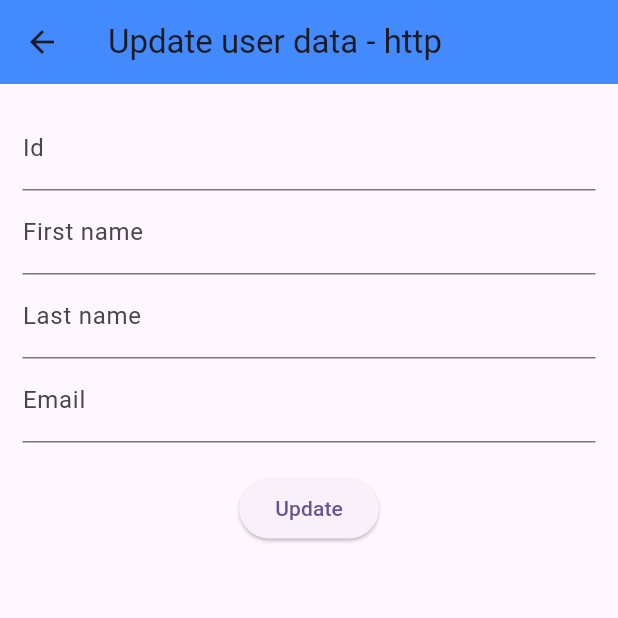
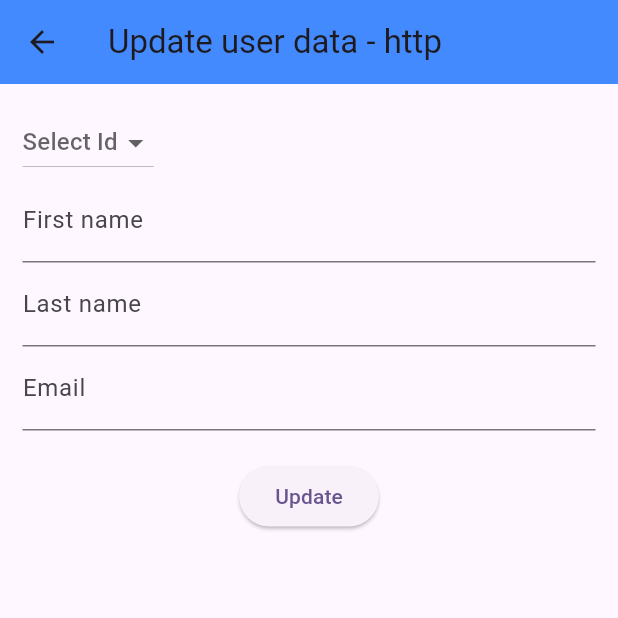
Before and after one commit to koptodev012/API-Handling-Project-http-dio-, a Flutter app: the UpdateDataHttp screen opened directly, on a phone screen of 412 x 824 dp, the top half of it. Run offline on Flutter 3.47's test engine with Material 3 defaults, Android fonts, the phone set to English and light mode, and no system bars; our stand-ins replace dio; network calls fail.

Commit message:
modify code in update and delete screen

```diff
--- a/lib/dashboard.dart
+++ b/lib/dashboard.dart
@@ -7,7 +7,7 @@ import 'package:api_integration_flutter/view/using%20htttp/deleteData_http_scree
 import 'package:api_integration_flutter/view/using%20htttp/fetchingData_http_screen.dart';
 import 'package:api_integration_flutter/view/using%20htttp/updateData_http_screen.dart';
 import 'package:flutter/material.dart';
-import 'package:flutter/widgets.dart';
+
 
 class Dashboard extends StatefulWidget {
   const Dashboard({super.key});
--- a/lib/view/using htttp/updateData_http_screen.dart
+++ b/lib/view/using htttp/updateData_http_screen.dart
@@ -1,3 +1,5 @@
+import 'dart:convert';
+
 import 'package:flutter/material.dart';
 import 'package:http/http.dart' as http;
 import 'package:http/http.dart';
@@ -17,10 +19,12 @@ class _UpdateDataHttpState extends State<UpdateDataHttp> {
   TextEditingController idController = TextEditingController();
   TextEditingController emailController = TextEditingController();
 
+  var _number_tickets_total;
+
   void UpdateData() async {
     try {
       Response response = await http.put(
-        Uri.parse("https://reqres.in/api/users/${idController.text}"),
+        Uri.parse("https://reqres.in/api/users/$_number_tickets_total"),
         body: {
           "email": emailController.text,
           "first_name": firstnameController.text,
@@ -29,14 +33,15 @@ class _UpdateDataHttpState extends State<UpdateDataHttp> {
       );
 
       if (response.statusCode == 200) {
+        var data = jsonDecode(response.body);
         final snackBar = SnackBar(
-          content: const Text('Update!'),
+          content: Text("Updated at - ${data['updatedAt']}"),
           action: SnackBarAction(
             label: '',
             onPressed: () {},
           ),
         );
-        // ScaffoldMessenger.of(context).showSnackBar(snackBar);
+        ScaffoldMessenger.of(context).showSnackBar(snackBar);
 
         idController.text = "";
         emailController.text = "";
@@ -51,7 +56,7 @@ class _UpdateDataHttpState extends State<UpdateDataHttp> {
           onPressed: () {},
         ),
       );
-      // ScaffoldMessenger.of(context).showSnackBar(snackBar);
+      ScaffoldMessenger.of(context).showSnackBar(snackBar);
     }
   }
 
@@ -68,6 +73,7 @@ class _UpdateDataHttpState extends State<UpdateDataHttp> {
   // =================================================
   @override
   Widget build(BuildContext context) {
+    print(_number_tickets_total);
     return Scaffold(
       appBar: AppBar(
         title: Text("Update user data - http"),
@@ -76,14 +82,29 @@ class _UpdateDataHttpState extends State<UpdateDataHttp> {
       body: Padding(
         padding: const EdgeInsets.all(15.0),
         child: Column(
+          crossAxisAlignment: CrossAxisAlignment.start,
           children: [
-            TextFormField(
-              controller: idController,
-              decoration: const InputDecoration(
-                border: UnderlineInputBorder(),
-                labelText: 'Id',
-              ),
-            ),
+            // TextFormField(
+            //   controller: idController,
+            //   decoration: const InputDecoration(
+            //     border: UnderlineInputBorder(),
+            //     labelText: 'Id',
+            //   ),
+            // ),
+            DropdownButton<int>(
+                hint: Text("Select Id"),
+                value: _number_tickets_total,
+                items: <int>[1, 2, 3, 4, 5, 6, 7, 8, 9, 10].map((int value) {
+                  return new DropdownMenuItem<int>(
+                    value: value,
+                    child: new Text(value.toString()),
+                  );
+                }).toList(),
+                onChanged: (val) {
+                  setState(() {
+                    _number_tickets_total = val!;
+                  });
+                }),
             TextFormField(
               controller: firstnameController,
               decoration: const InputDecoration(
@@ -108,11 +129,16 @@ class _UpdateDataHttpState extends State<UpdateDataHttp> {
             SizedBox(
               height: 20,
             ),
-            ElevatedButton(
-                onPressed: () {
-                  UpdateData();
-                },
-                child: Text("Update"))
+            Row(
+              mainAxisAlignment: MainAxisAlignment.center,
+              children: [
+                ElevatedButton(
+                    onPressed: () {
+                      UpdateData();
+                    },
+                    child: Text("Update")),
+              ],
+            )
           ],
         ),
       ),
```
Also changed, not shown: lib/view/using dio/updateData_dio_screen.dart (+33 -13 lines), lib/view/using htttp/deleteData_http_screen.dart (+16 -8 lines).
